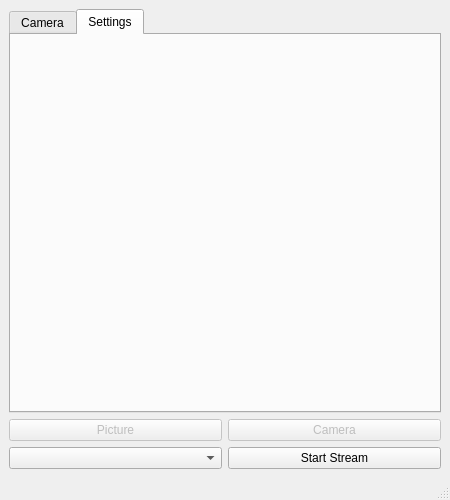
The window that src/gui/mainwindow.ui (david-polak/dslr-webcam) describes before a commit, drawn with Qt 5.
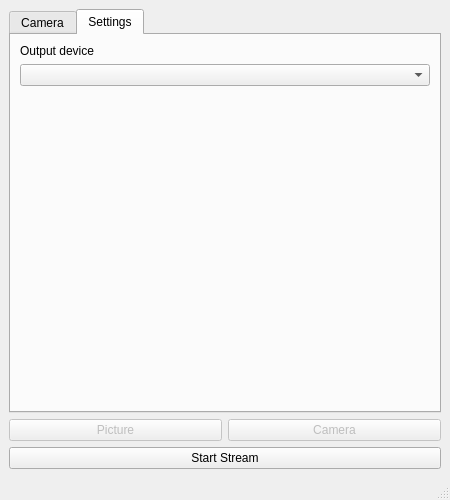
The same window after the commit. The open tabs and pages were chosen to show the change.

Commit message: Move OutputDeviceList to settings tab

```diff
--- a/src/gui/mainwindow.ui
+++ b/src/gui/mainwindow.ui
@@ -82,7 +82,53 @@
        <attribute name="title">
         <string>Settings</string>
        </attribute>
-       <layout class="QVBoxLayout" name="verticalLayout_3"/>
+       <layout class="QVBoxLayout" name="verticalLayout_3">
+        <item>
+         <layout class="QVBoxLayout" name="outputDeviceLayout">
+          <property name="spacing">
+           <number>6</number>
+          </property>
+          <property name="sizeConstraint">
+           <enum>QLayout::SetDefaultConstraint</enum>
+          </property>
+          <property name="topMargin">
+           <number>0</number>
+          </property>
+          <property name="bottomMargin">
+           <number>0</number>
+          </property>
+          <item>
+           <widget class="QLabel" name="outputDeviceLabel">
+            <property name="sizePolicy">
+             <sizepolicy hsizetype="Minimum" vsizetype="Fixed">
+              <horstretch>0</horstretch>
+              <verstretch>0</verstretch>
+             </sizepolicy>
+            </property>
+            <property name="text">
+             <string>Output device</string>
+            </property>
+           </widget>
+          </item>
+          <item>
+           <widget class="QComboBox" name="outputDeviceList"/>
+          </item>
+          <item>
+           <spacer name="settingsTabSpacer">
+            <property name="orientation">
+             <enum>Qt::Vertical</enum>
+            </property>
+            <property name="sizeHint" stdset="0">
+             <size>
+              <width>20</width>
+              <height>40</height>
+             </size>
+            </property>
+           </spacer>
+          </item>
+         </layout>
+        </item>
+       </layout>
       </widget>
      </widget>
     </item>
@@ -120,13 +166,10 @@
      </layout>
     </item>
     <item>
-     <layout class="QHBoxLayout" name="horizontalLayout" stretch="0,0">
+     <layout class="QHBoxLayout" name="horizontalLayout" stretch="0">
       <property name="spacing">
        <number>6</number>
       </property>
-      <item>
-       <widget class="QComboBox" name="v4l2List"/>
-      </item>
       <item>
        <widget class="QPushButton" name="startStreamBtn">
         <property name="font">
```
Left out of the diff: 4 changed lines with no effect on the pictures. The commit also changes 1 other file.
